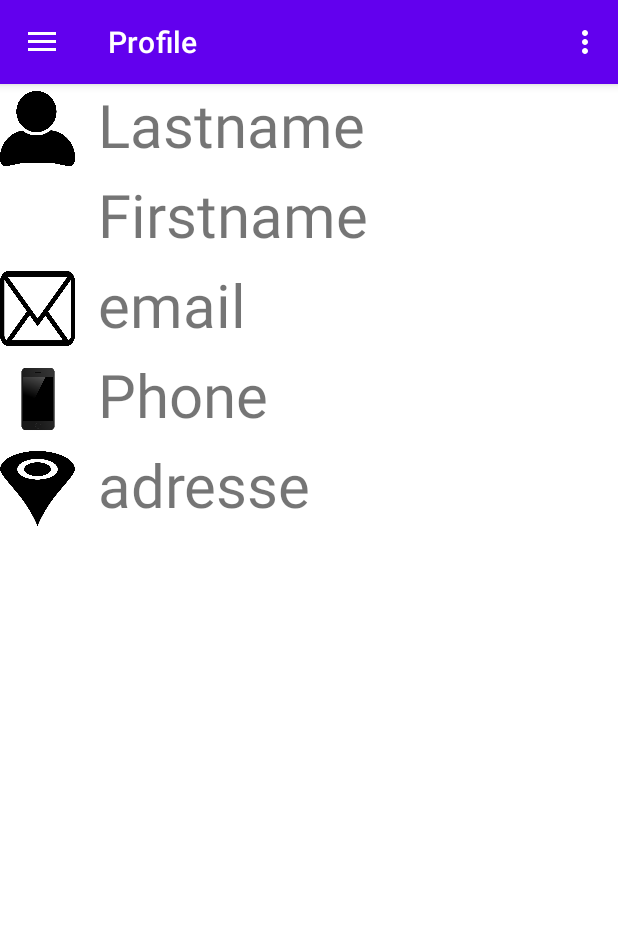
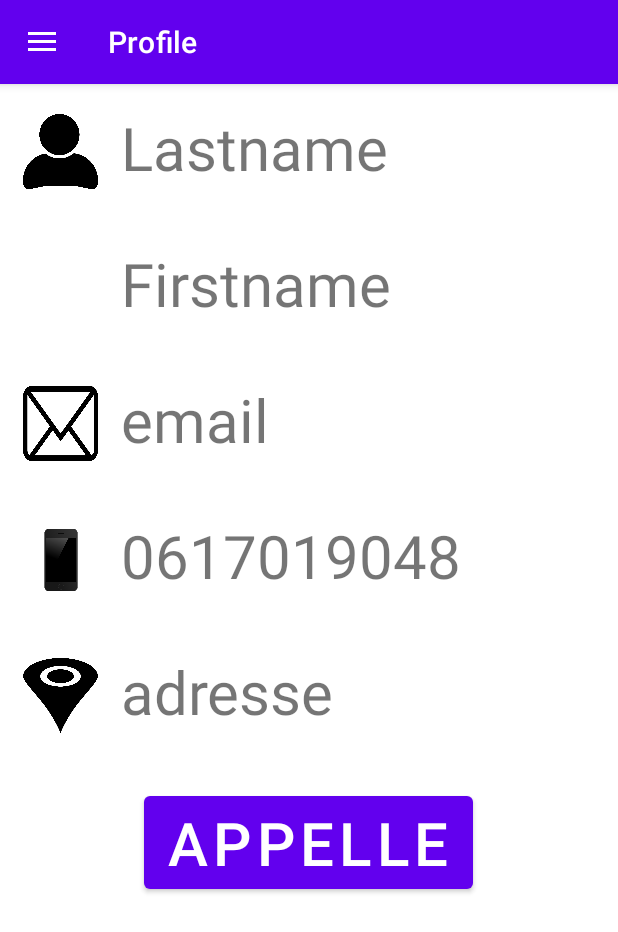
Before and after one commit to lu0gj/AppST5v1, an Android app: the screen it shows after launch (PagePrincipale), after a tap on "CONNEXION", on a phone screen of 412 x 824 dp. Shown: the top 932 px of the screen. Run offline under Robolectric (Android 15) with nearby library versions, the phone set to English and light mode, and no system bars; our stand-ins replace navigation-ui; 1 other tap on this screen came first.

Commit message:
Ajout des appelles et du fragment proches

```diff
--- a/app/src/main/AndroidManifest.xml
+++ b/app/src/main/AndroidManifest.xml
@@ -1,6 +1,8 @@
 <?xml version="1.0" encoding="utf-8"?>
 <manifest xmlns:android="http://schemas.android.com/apk/res/android"
     package="com.example.appst5v1">
+
+    <uses-permission android:name="android.permission.CALL__PHONE"/>
 
     <application
         android:allowBackup="true"
--- a/app/src/main/java/com/example/appst5v1/MainActivity.java
+++ b/app/src/main/java/com/example/appst5v1/MainActivity.java
@@ -20,11 +20,12 @@ import androidx.appcompat.widget.Toolbar;
 public class MainActivity extends AppCompatActivity {
 
     private AppBarConfiguration mAppBarConfiguration;
+    public static ActivityManager activityManager;
 
     @Override
     protected void onCreate(Bundle savedInstanceState) {
         super.onCreate(savedInstanceState);
-        ActivityManager activityManager = new ActivityManager(this);
+        activityManager = new ActivityManager(this);
         activityManager.launchAccueil();
     }
 }/*
--- a/app/src/main/java/com/example/appst5v1/ui/PagePrincipale.java
+++ b/app/src/main/java/com/example/appst5v1/ui/PagePrincipale.java
@@ -42,7 +42,7 @@ public class PagePrincipale extends AppCompatActivity {
         // Passing each menu ID as a set of Ids because each
         // menu should be considered as top level destinations.
         mAppBarConfiguration = new AppBarConfiguration.Builder(
-                R.id.nav_profile,R.id.nav_statistiques)
+                R.id.nav_profile,R.id.nav_statistiques,R.id.nav_proche)
                 .setDrawerLayout(drawer)
                 .build();
         NavController navController = Navigation.findNavController(this, R.id.nav_host_fragment);
--- /dev/null
+++ b/app/src/main/java/com/example/appst5v1/ui/proche/ProcheViewModel.java
@@ -0,0 +1,6 @@
+package com.example.appst5v1.ui.proche;
+
+import androidx.lifecycle.ViewModel;
+
+public class ProcheViewModel extends ViewModel {
+}
--- a/app/src/main/java/com/example/appst5v1/ui/profile/Profile.java
+++ b/app/src/main/java/com/example/appst5v1/ui/profile/Profile.java
@@ -12,9 +12,12 @@ import androidx.fragment.app.Fragment;
 import android.view.LayoutInflater;
 import android.view.View;
 import android.view.ViewGroup;
+import android.widget.Button;
 import android.widget.TextView;
 
+import com.example.appst5v1.MainActivity;
 import com.example.appst5v1.R;
+import com.example.appst5v1.ui.ActivityManager;
 
 public class Profile extends Fragment {
 
@@ -25,6 +28,16 @@ public class Profile extends Fragment {
         mViewModel =
                 new ViewModelProvider(this).get(ProfileViewModel.class);
         View root = inflater.inflate(R.layout.profile_fragment, container, false);
+
+        Button butCall = (Button) root.findViewById(R.id.action_call);
+        butCall.setOnClickListener(new View.OnClickListener() {
+
+            @Override
+            public void onClick(View arg0) {
+                MainActivity.activityManager.callNumber( ((TextView) root.findViewById(R.id.phone_profile)).getText().toString());
+            }
+
+        });
         return root;
 
 }}
--- a/app/src/main/res/drawable-v21/ic_menu_slideshow.xml
+++ /dev/null
@@ -1,9 +0,0 @@
-<vector xmlns:android="http://schemas.android.com/apk/res/android"
-    android:width="24dp"
-    android:height="24dp"
-    android:viewportWidth="24.0"
-    android:viewportHeight="24.0">
-    <path
-        android:fillColor="#FF000000"
-        android:pathData="M4,6H2v14c0,1.1 0.9,2 2,2h14v-2H4V6zm16,-4H8c-1.1,0 -2,0.9 -2,2v12c0,1.1 0.9,2 2,2h12c1.1,0 2,-0.9 2,-2V4c0,-1.1 -0.9,-2 -2,-2zm-8,12.5v-9l6,4.5 -6,4.5z" />
-</vector>
--- a/app/src/main/res/layout/profile_fragment.xml
+++ b/app/src/main/res/layout/profile_fragment.xml
@@ -14,7 +14,8 @@
         android:textSize="@dimen/size_font_item_profile"
         android:text="Lastname"
         android:drawablePadding="@dimen/margin_item_profile"
-        app:drawableLeftCompat="@drawable/profile_icon" />
+        app:drawableLeftCompat="@drawable/profile_icon"
+        android:layout_margin="@dimen/margin_item_profile"/>
 
     <TextView
         android:id="@+id/firstname_profile"
@@ -23,7 +24,8 @@
         android:textSize="@dimen/size_font_item_profile"
         android:text="Firstname"
         android:drawablePadding="@dimen/margin_item_profile"
-        app:drawableLeftCompat="@drawable/empty_icon" />
+        app:drawableLeftCompat="@drawable/empty_icon"
+        android:layout_margin="@dimen/margin_item_profile"/>
 
 
     <TextView
@@ -33,16 +35,18 @@
         android:textSize="@dimen/size_font_item_profile"
         android:text="email"
         android:drawablePadding="@dimen/margin_item_profile"
-        app:drawableLeftCompat="@drawable/email_icon" />
+        app:drawableLeftCompat="@drawable/email_icon"
+        android:layout_margin="@dimen/margin_item_profile"/>
 
     <TextView
         android:id="@+id/phone_profile"
         android:layout_width="match_parent"
         android:layout_height="@dimen/height_item_profile"
         android:textSize="@dimen/size_font_item_profile"
-        android:text="Phone"
+        android:text="0617019048"
         android:drawablePadding="@dimen/margin_item_profile"
-        app:drawableLeftCompat="@drawable/phone_icon" />
+        app:drawableLeftCompat="@drawable/phone_icon"
+        android:layout_margin="@dimen/margin_item_profile"/>
     <TextView
         android:id="@+id/location_profile"
         android:layout_width="match_parent"
@@ -50,5 +54,19 @@
         android:textSize="@dimen/size_font_item_profile"
         android:text="adresse"
         android:drawablePadding="@dimen/margin_item_profile"
-        app:drawableLeftCompat="@drawable/location_icon" />
+        app:drawableLeftCompat="@drawable/location_icon"
+        android:layout_margin="@dimen/margin_item_profile"/>
+    <RelativeLayout
+        android:layout_width="match_parent"
+        android:layout_height="match_parent">
+    <Button
+        android:id="@+id/action_call"
+        android:layout_width="wrap_content"
+        android:layout_height="wrap_content"
+        android:textSize="@dimen/size_font_item_profile"
+        android:layout_margin="@dimen/margin_item_profile"
+        android:text="@string/callMe"
+        android:layout_centerHorizontal="true"/>
+    </RelativeLayout>
+
 </LinearLayout>
--- a/app/src/main/res/menu/activity_main_drawer.xml
+++ b/app/src/main/res/menu/activity_main_drawer.xml
@@ -7,11 +7,17 @@
 
         <item
             android:id="@+id/nav_profile"
-            android:icon="@drawable/ic_menu_slideshow"
+            android:icon="@drawable/profile"
             android:title="@string/menu_profile" />
         <item
             android:id="@+id/nav_statistiques"
-            android:icon="@drawable/ic_menu_slideshow"
+            android:icon="@drawable/stats"
             android:title="@string/menu_statistiques" />
+
+        <item
+            android:id="@+id/nav_proche"
+            android:icon="@drawable/stats"
+            android:title="@string/proches" />
+
     </group>
 </menu>
--- a/app/src/main/res/menu/main.xml
+++ b/app/src/main/res/menu/main.xml
@@ -1,9 +1,9 @@
 <?xml version="1.0" encoding="utf-8"?>
 <menu xmlns:android="http://schemas.android.com/apk/res/android"
     xmlns:app="http://schemas.android.com/apk/res-auto">
-    <item
+    <!--<item
         android:id="@+id/action_settings"
         android:orderInCategory="100"
         android:title="@string/action_settings"
-        app:showAsAction="never" />
+        app:showAsAction="never" />-->
 </menu>
--- a/app/src/main/res/navigation/mobile_navigation.xml
+++ b/app/src/main/res/navigation/mobile_navigation.xml
@@ -16,4 +16,12 @@
         android:name="com.example.appst5v1.ui.statistiques.StatistiquesFragment"
         android:label="@string/menu_statistiques"
         tools:layout="@layout/statistiques_fragment" />
+
+
+    <fragment
+        android:id="@+id/nav_proche"
+        android:name="com.example.appst5v1.ui.proche.ProcheFragment"
+        android:label="@string/proches"
+        tools:layout="@layout/proche_fragment" />
+
 </navigation>
--- a/app/src/main/res/values/strings.xml
+++ b/app/src/main/res/values/strings.xml
@@ -23,4 +23,6 @@
     <string name="hello_blank_fragment">Hello blank fragment</string>
     <string name="statistique">Statistiques</string>
     <string name="menu_statistiques">Statistiques</string>
+    <string name="callMe">Appelle</string>
+    <string name="proches">Proches</string>
 </resources>
```
Also changed, not shown: app/src/main/java/com/example/appst5v1/ui/ActivityManager.java (+7 -0 lines), app/src/main/java/com/example/appst5v1/ui/proche/ProcheFragment.java (added, +30 -0 lines), app/src/main/res/drawable-v21/ic_menu_camera.xml (deleted, +0 -12 lines), app/src/main/res/drawable-v21/ic_menu_gallery.xml (deleted, +0 -9 lines), app/src/main/res/layout/proche_fragment.xml (added, +18 -0 lines), app/src/main/res/drawable/stats.png (added).
